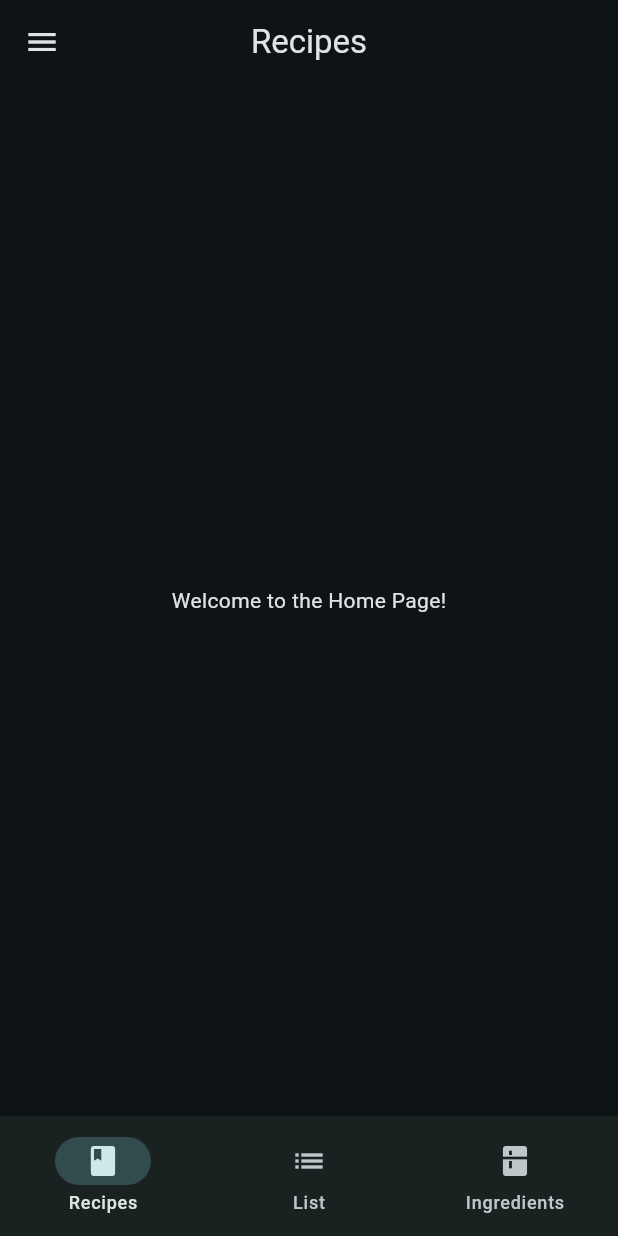
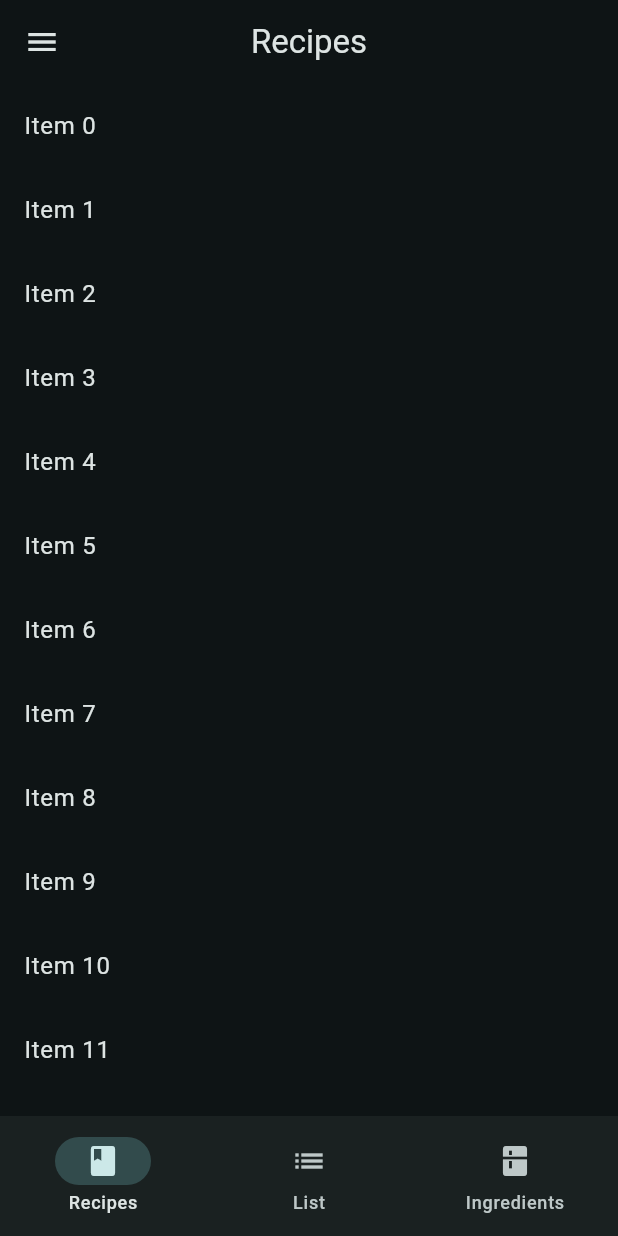
Before and after one commit to felicetteapp/recipes-flutter, a Flutter app: the screen it shows once a user with an empty profile is signed in, on a phone screen of 412 x 824 dp. Run offline on Flutter 3.47's test engine with Material 3 defaults, Android fonts, the phone set to English and light mode, and no system bars; our stand-ins replace firebase_auth, firebase_core, get; accounts and stored records are empty; network calls fail; Roboto replaces fonts that are missing (NunitoSans).

Commit message:
Refactor localization for Spanish translations, add budget display widget, enhance home view with budget information, and update theme colors

```diff
--- a/lib/app/common/translations/es_translations.dart
+++ b/lib/app/common/translations/es_translations.dart
@@ -4,7 +4,7 @@ import 'package:recipes_flutter/app/common/translation_keys.dart';
 class EsTranslations extends Translations {
   @override
   Map<String, Map<String, String>> get keys => {
-    'es_ES': {
+    'es_AR': {
       TranslationKeys.nameMinLength:
           'El nombre debe tener al menos @min caracteres',
       TranslationKeys.nameMaxLength:
--- a/lib/app/modules/home/home_controller.dart
+++ b/lib/app/modules/home/home_controller.dart
@@ -20,6 +20,10 @@ class HomeController extends GetxController {
     }
   }
 
+  bool bottomNavigationIndexIs(BottomNavigationItemEnum item) {
+    return bottomNavigationItems[bottomNavigationIndex.value] == item;
+  }
+
   String get currentItemTitle {
     switch (bottomNavigationItems[bottomNavigationIndex.value]) {
       case BottomNavigationItemEnum.recipes:
--- a/lib/app/modules/home/home_view.dart
+++ b/lib/app/modules/home/home_view.dart
@@ -2,6 +2,7 @@ import 'package:flutter/material.dart';
 import 'package:get/get.dart';
 import 'package:recipes_flutter/app/common/widgets/appbar/appbar.dart';
 import 'package:recipes_flutter/app/common/widgets/drawer/drawer.dart';
+import 'package:recipes_flutter/app/modules/home/widgets/budget_display/budget_display.dart';
 
 import 'home_controller.dart';
 
@@ -13,9 +14,23 @@ class HomeView extends GetView<HomeController> {
     return Scaffold(
       appBar: FRAppbar(title: Obx(() => Text(controller.currentItemTitle))),
       drawer: const FRDrawer(),
-      body: const Center(child: Text('Welcome to the Home Page!')),
+      body: ListView.builder(
+        itemBuilder: (context, index) {
+          return ListTile(title: Text('Item $index'));
+        },
+        itemCount: 20,
+      ),
       bottomNavigationBar: Obx(
-        () => NavigationBar(
+        () => Column(
+          mainAxisSize: MainAxisSize.min,
+          children: [
+            Visibility(
+              visible: controller.bottomNavigationIndexIs(
+                BottomNavigationItemEnum.list,
+              ),
+              child: BudgetDisplay(used: 123, total: 456),
+            ),
+            NavigationBar(
               selectedIndex: controller.bottomNavigationIndex.value,
               onDestinationSelected: controller.setBottomNavigationIndex,
               destinations: const [
@@ -27,6 +42,8 @@ class HomeView extends GetView<HomeController> {
                 ),
               ],
             ),
+          ],
+        ),
       ),
     );
   }
--- a/lib/app/services/localization_service.dart
+++ b/lib/app/services/localization_service.dart
@@ -1,9 +1,10 @@
 import 'package:flutter/material.dart';
 import 'package:get/get.dart';
+import 'package:intl/intl.dart';
 
 class LocalizationService extends GetxController {
   static const localeEN = Locale('en', 'US');
-  static const localeES = Locale('es', 'ES');
+  static const localeES = Locale('es', 'AR');
 
   static const supportedLocales = [localeEN, localeES];
 
@@ -54,4 +55,10 @@ class LocalizationService extends GetxController {
           supportedLocale.countryCode == locale.countryCode,
     );
   }
+
+  String formatCurrency(double amount, String currency) {
+    final lc = currentLocale.toString();
+    final formatter = NumberFormat.simpleCurrency(locale: lc, name: currency);
+    return formatter.format(amount);
+  }
 }
--- a/pubspec.yaml
+++ b/pubspec.yaml
@@ -2,7 +2,7 @@ name: recipes_flutter
 description: "A new Flutter project."
 # The following line prevents the package from being accidentally published to
 # pub.dev using `flutter pub publish`. This is preferred for private packages.
-publish_to: 'none' # Remove this line if you wish to publish to pub.dev
+publish_to: "none" # Remove this line if you wish to publish to pub.dev
 
 # The following defines the version and build number for your application.
 # A version number is three numbers separated by dots, like 1.2.43
@@ -37,6 +37,7 @@ dependencies:
   firebase_core: ^4.2.0
   get: ^4.7.2
   firebase_auth: ^6.1.1
+  intl: ^0.20.2
 
 dev_dependencies:
   flutter_test:
@@ -54,7 +55,6 @@ dev_dependencies:
 
 # The following section is specific to Flutter packages.
 flutter:
-
   # The following line ensures that the Material Icons font is
   # included with your application, so that you can use the icons in
   # the material Icons class.
```
Also changed, not shown: lib/app/modules/home/widgets/budget_display/budget_display.dart (added, +98 -0 lines), lib/theme.dart (+30 -0 lines), pubspec.lock. Lines whose indentation alone changed are shown as unchanged.
